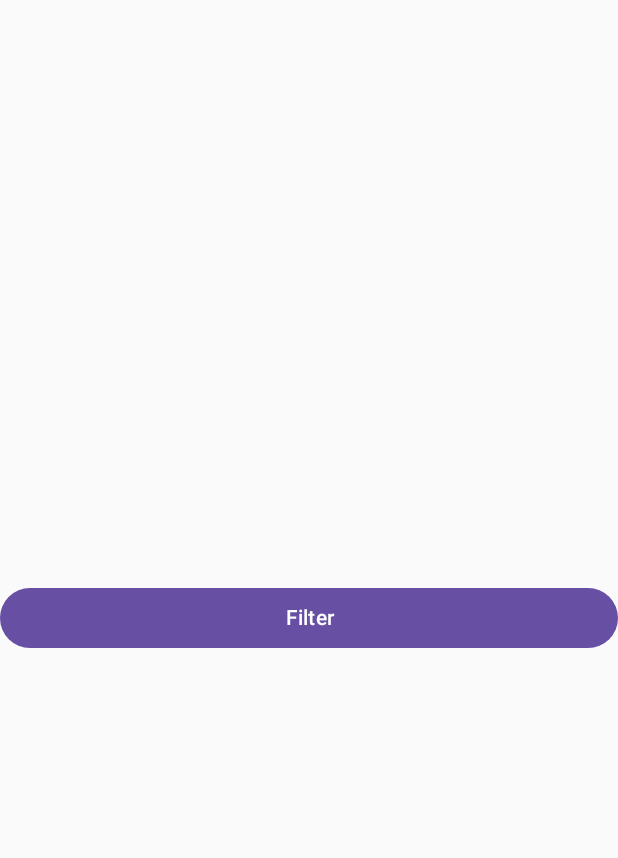
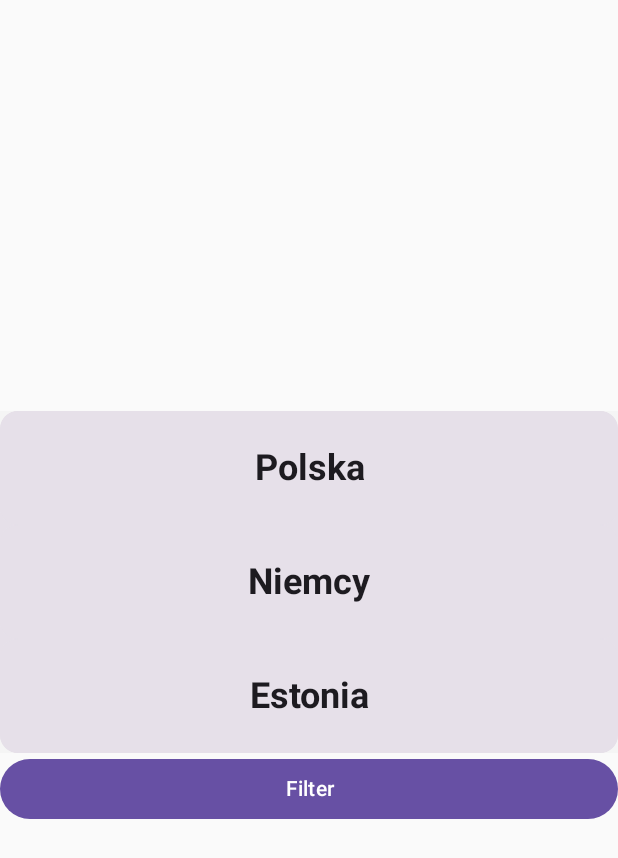
Before and after one commit to bartekkleczar/jCompose-FlagiAplikacja, an Android app built with Jetpack Compose: the screen it shows after launch (MainActivity), after a tap on "Wyniki", on a phone screen of 412 x 824 dp. Shown: the top 858 px of the screen. Run offline under Robolectric (Android 15) with nearby library versions, the phone set to English and light mode, and no system bars.

Commit message:
dziala - wystarczu dopracowac

```diff
--- a/app/src/main/java/pl/klenczi/jcomposeflagiaplikacja/MainActivity.kt
+++ b/app/src/main/java/pl/klenczi/jcomposeflagiaplikacja/MainActivity.kt
@@ -16,6 +16,7 @@ import androidx.compose.foundation.layout.Row
 import androidx.compose.foundation.layout.fillMaxSize
 import androidx.compose.foundation.layout.fillMaxWidth
 import androidx.compose.foundation.layout.padding
+import androidx.compose.foundation.layout.width
 import androidx.compose.foundation.lazy.LazyColumn
 import androidx.compose.foundation.lazy.itemsIndexed
 import androidx.compose.material3.Button
@@ -42,13 +43,13 @@ class MainActivity : ComponentActivity() {
         super.onCreate(savedInstanceState)
         setContent {
 
-            AnimateVisibility(countriesList)
+            AnimateVisibility(countriesList, setOf("white", "red", "yellow", "blue"))
         }
     }
 }
 
 @Composable
-fun AnimateVisibility(propertiesInput: List<Panstwo>) {
+fun AnimateVisibility(countries: List<Panstwo>, propertiesInput: Set<String>) {
     val filterString = "Filter"
     val wynikiString = "Wyniki"
     var properties by remember {
@@ -77,22 +78,25 @@ fun AnimateVisibility(propertiesInput: List<Panstwo>) {
             buttonText = wynikiString
             Card() {
                 Column {
-                    properties.forEach { country ->
-                        Row(modifier = Modifier.padding(8.dp)) {
+                    properties.forEach { property ->
+                        Row(modifier = Modifier
+                            .padding(8.dp)
+                            .fillMaxWidth(0.5f)
+                        ) {
                             val checkedState = remember { mutableStateOf(false) }
 
                             Checkbox(
                                 checked = checkedState.value,
                                 onCheckedChange = { checkedState.value = it },
-                                modifier = Modifier.padding(end = 8.dp)
+                                modifier = Modifier.padding(end = 8.dp),
                             )
-                            Text(text = country.name)
+                            Text(text = property)
 
                             LaunchedEffect(checkedState.value) {
                                 if (checkedState.value) {
-                                    propertiesSelected.add(country.name)
+                                    propertiesSelected.add(property)
                                 } else {
-                                    propertiesSelected.remove(country.name)
+                                    propertiesSelected.remove(property)
                                 }
                             }
                         }
@@ -114,11 +118,18 @@ fun AnimateVisibility(propertiesInput: List<Panstwo>) {
 
                 ) {
                 LazyColumn {
+                    var filterList = mutableSetOf<String>()
+                    for(i in propertiesSelected){
+                        filterList.add(i)
+                    }
                     itemsIndexed(
-                        propertiesSelected
+                        filter(countriesList, filterList)
                     ) { index, string ->
+                        Card(
+
+                        ){
                             Text(
-                            text = "$string",
+                                text = string.name,
                                 fontSize = 24.sp,
                                 fontWeight = FontWeight.Bold,
                                 textAlign = TextAlign.Center,
@@ -126,6 +137,7 @@ fun AnimateVisibility(propertiesInput: List<Panstwo>) {
                                     .fillMaxWidth()
                                     .padding(vertical = 24.dp)
                             )
+                        }
                     }
                 }
             }
--- a/app/src/main/java/pl/klenczi/jcomposeflagiaplikacja/Panstwo.kt
+++ b/app/src/main/java/pl/klenczi/jcomposeflagiaplikacja/Panstwo.kt
@@ -2,11 +2,12 @@ package pl.klenczi.jcomposeflagiaplikacja
 
 data class Panstwo(
     var name: String,
-    var properties: Set<String>, //kolory, ulozenie i znaczek
+    var properties: MutableSet<String>, //kolory, ulozenie i znaczek
     var image: Int
     )
 
-var polska = Panstwo("Polska",setOf("white", "red", "horizontal"), 1)
-var niemcy = Panstwo("Niemcy", setOf("black", "red", "yellow", "horizontal"), 1)
+var polska = Panstwo("Polska",mutableSetOf("white", "red", "horizontal"), 1)
+var niemcy = Panstwo("Niemcy", mutableSetOf("black", "red", "yellow", "horizontal"), 1)
+var estonia = Panstwo("Estonia", mutableSetOf("black", "white", "blue", "horizontal"), 1)
 
-val countriesList = listOf(polska, niemcy)
+val countriesList = mutableListOf(polska, niemcy, estonia)
--- a/app/src/main/java/pl/klenczi/jcomposeflagiaplikacja/functions.kt
+++ b/app/src/main/java/pl/klenczi/jcomposeflagiaplikacja/functions.kt
@@ -2,10 +2,10 @@ package pl.klenczi.jcomposeflagiaplikacja
 
 fun filter(
     countriesInput: MutableList<Panstwo>,
-    countriesOutput: MutableList<Panstwo>,
-    properties: Set<String>): MutableList<Panstwo> {
+    properties: MutableSet<String>): MutableList<Panstwo> {
+    var countriesOutput: MutableList<Panstwo> = mutableListOf()
     for(country in countriesInput){
-        if(country.properties.intersect(properties).isNotEmpty()){
+        if((country.properties).containsAll(properties)){
             countriesOutput.add(country)
         }
     }
```
Lines whose indentation alone changed are shown as unchanged.
